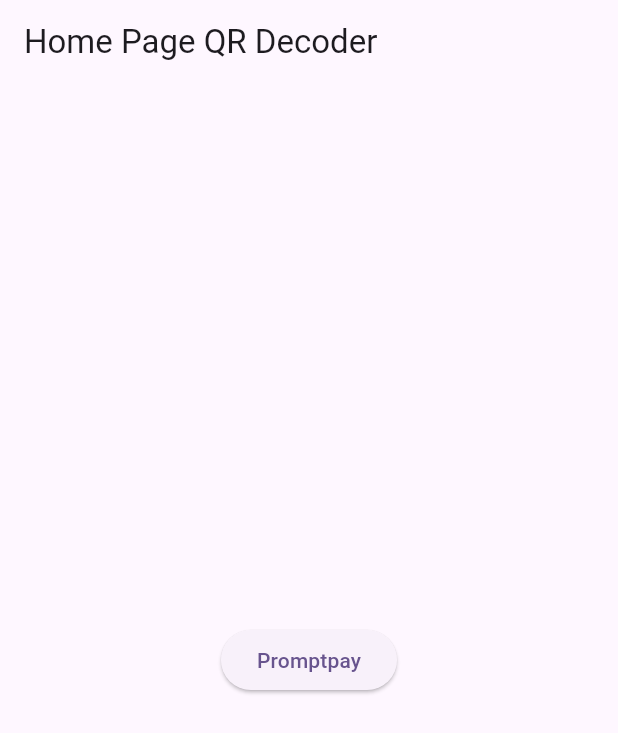
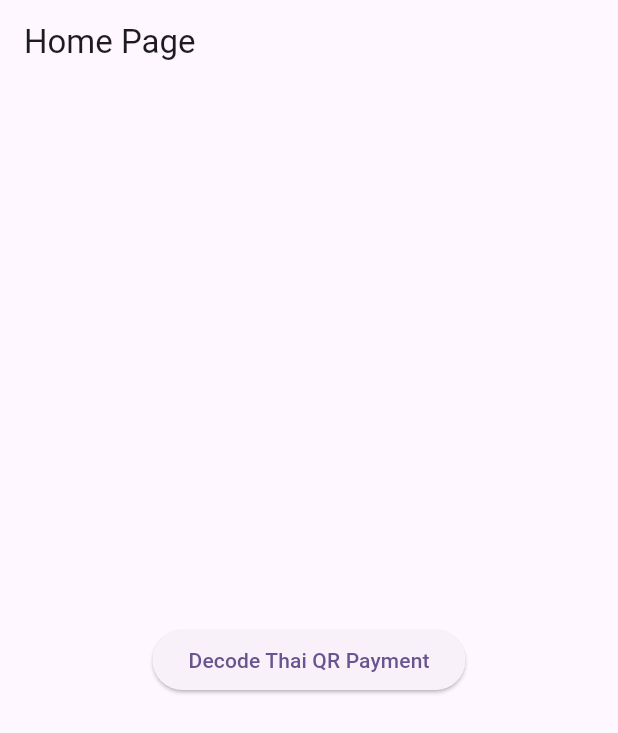
Before and after one commit to HimawariWhiteOwl/Thai_QR_Promptpay_Decoder, a Flutter app: the screen it shows after launch, on a phone screen of 412 x 824 dp. Shown: the top 733 px of the screen. Run offline on Flutter 3.47's test engine with Material 2 defaults, Android fonts, the phone set to English and light mode, and no system bars; our stand-ins replace vibration; missing offline and left inert: qr_code_scanner.

Commit message:
Add BOT Format Decode Page and Rename file

```diff
--- a/lib/src/config/route.dart
+++ b/lib/src/config/route.dart
@@ -1,4 +1,4 @@
-import 'package:thai_qr_promptpay_scanner/src/pages/decode_page/decode_qr_page.dart';
+import 'package:thai_qr_promptpay_scanner/src/pages/decode_page/decode_qr_promptpay_page.dart';
 import 'package:thai_qr_promptpay_scanner/src/pages/home/home_page.dart';
 import 'package:thai_qr_promptpay_scanner/src/pages/pages.dart';
 
@@ -15,6 +15,6 @@ class Route{
   static final Map<String,WidgetBuilder> _route = {
     home : (context) => HomePage(),
     qrScanner : (context)=>QRPage(),
-    decodePage: (context)=>DeCodeQR(result: null,controller: null,),
+    decodePage: (context)=>DeCodeQRPromptPay(result: null,controller: null,),
   };
 }
--- a/lib/src/pages/home/home_page.dart
+++ b/lib/src/pages/home/home_page.dart
@@ -12,16 +12,21 @@ class _HomePageState extends State<HomePage> {
   Widget build(BuildContext context) {
 
     return Scaffold(
-      appBar: AppBar(title: const Text('Home Page QR Decoder')),
+      appBar: AppBar(title: const Text('Home Page')),
       body: Center(
-        child: ElevatedButton(
+        child: Column(
+          mainAxisAlignment: MainAxisAlignment.center,
+          children: [
+            ElevatedButton(
               onPressed: () {
                 Navigator.pushNamed(context, custom_route.Route.qrScanner);
                 // Navigator.of(context).push(MaterialPageRoute(
                 //   builder: (context) => const QRPage(),
                 // ));
               },
-          child: const Text('Promptpay'),
+              child: const Text('Decode Thai QR Payment'),
+            ),
+          ],
         ),
       ),
     );
--- a/lib/src/pages/pages.dart
+++ b/lib/src/pages/pages.dart
@@ -1,4 +1,4 @@
 export 'home/home_page.dart';
 export 'qr_scanner/qr_scanner_page.dart';
-export 'decode_page/decode_qr_page.dart';
+export 'decode_page/decode_qr_promptpay_page.dart';
 //Index Group Page
--- a/pubspec.yaml
+++ b/pubspec.yaml
@@ -37,6 +37,7 @@ dependencies:
   cupertino_icons: ^1.0.2
   qr_code_scanner: ^1.0.1
   vibration: ^1.7.7
+  intl: ^0.18.1
 
 dev_dependencies:
   flutter_test:
```
Also changed, not shown: lib/src/pages/decode_page/decode_bot_formate_page.dart (added, +73 -0 lines), lib/src/pages/decode_page/decode_qr_promptpay_page.dart (renamed from lib/src/pages/decode_page/decode_qr_page.dart, +5 -5 lines), lib/src/pages/qr_scanner/qr_scanner_page.dart (+22 -5 lines), pubspec.lock. Lines whose indentation alone changed are shown as unchanged.
